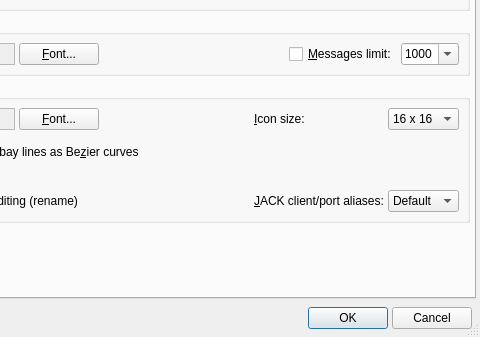
Before: the Qt Designer form src/qjackctlSetupForm.ui in eurogiciel-oss/qjackctl, drawn with Qt 5; both pictures show x 186 to 666 and y 202 to 539 of the 666 by 539 pixel window.
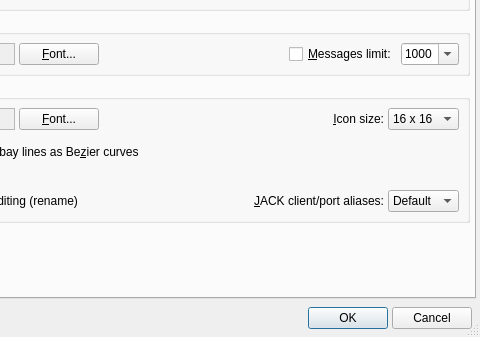
After: the same form once the commit is applied. The open tabs and pages were chosen to show the change. Icons and pictures are not drawn.

Commit message: - Setup dialog gets some text labels properly right aligned.

```diff
--- a/src/qjackctlSetupForm.ui
+++ b/src/qjackctlSetupForm.ui
@@ -3495,6 +3495,9 @@
             <property name="text" >
              <string>&amp;Icon size:</string>
             </property>
+            <property name="alignment" >
+             <set>Qt::AlignRight|Qt::AlignTrailing|Qt::AlignVCenter</set>
+            </property>
             <property name="wordWrap" >
              <bool>false</bool>
             </property>
@@ -3580,6 +3583,9 @@
             <property name="text" >
              <string>&amp;JACK client/port aliases:</string>
             </property>
+            <property name="alignment" >
+             <set>Qt::AlignRight|Qt::AlignTrailing|Qt::AlignVCenter</set>
+            </property>
             <property name="wordWrap" >
              <bool>false</bool>
             </property>
```
The commit also changes 2 other files.
